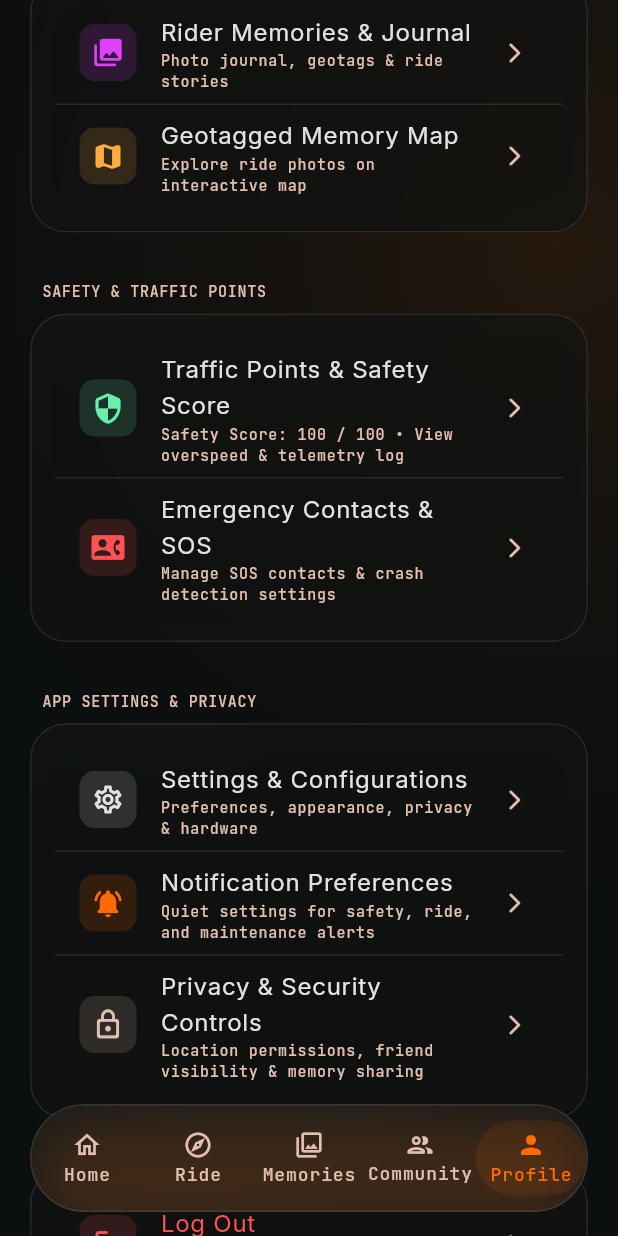
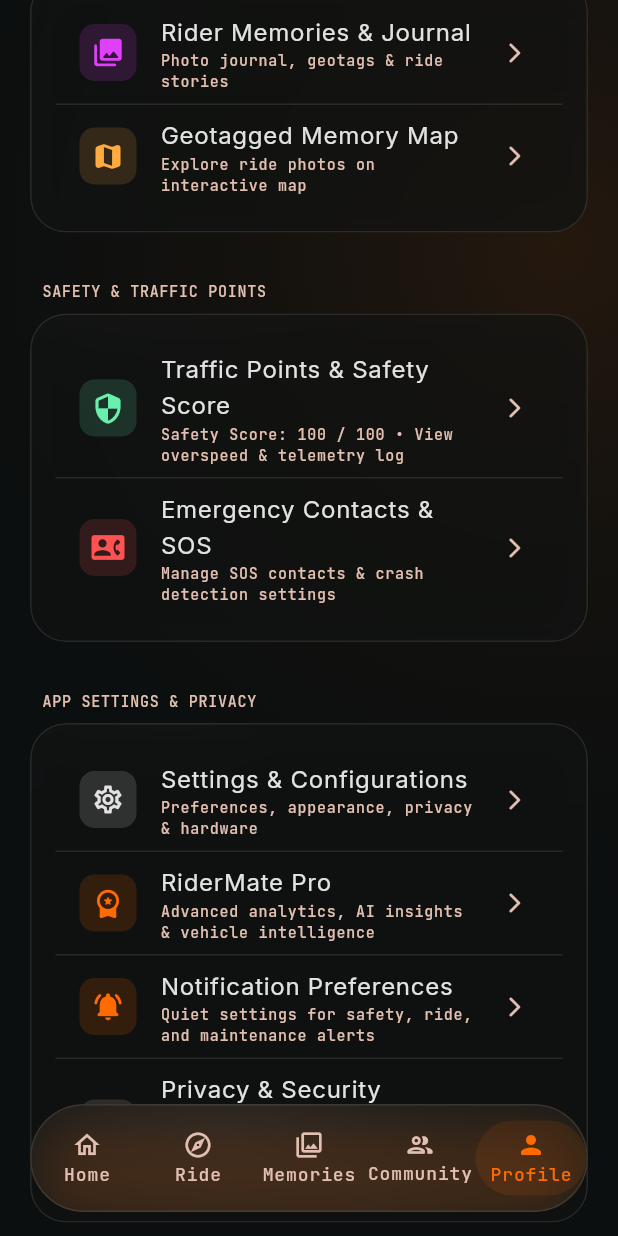
Before and after one commit to rithwikkr0/Ridermate-2.0, a Flutter app: the MyProfileScreen screen opened by its route, scrolled down 1152 dp, on a phone screen of 412 x 824 dp. Run offline on Flutter 3.47's test engine with Material 3 defaults, Android fonts, the phone set to English and light mode, and no system bars; our stand-ins replace battery_plus, flutter_animate, flutter_contacts, flutter_local_notifications, flutter_map, geolocator and 10 more; missing offline and left inert: purchases_flutter, record; accounts and stored records are empty.

Commit message:
feat(revenuecat): expose RiderMate Pro from profile

```diff
--- a/flutter/lib/features/profile/screens/my_profile_screen.dart
+++ b/flutter/lib/features/profile/screens/my_profile_screen.dart
@@ -299,6 +299,14 @@ class _MyProfileScreenState extends State<MyProfileScreen> {
                                 ),
                                 const Divider(color: AppColors.glassBorder, height: 1),
                                 _buildNavTile(
+                                  icon: Icons.workspace_premium_rounded,
+                                  iconColor: AppColors.circuitOrange,
+                                  title: 'RiderMate Pro',
+                                  subtitle: 'Advanced analytics, AI insights & vehicle intelligence',
+                                  onTap: () => context.push(AppRoutes.riderPro),
+                                ),
+                                const Divider(color: AppColors.glassBorder, height: 1),
+                                _buildNavTile(
                                   icon: Icons.notifications_active_rounded,
                                   iconColor: AppColors.circuitOrange,
                                   title: 'Notification Preferences',
```
